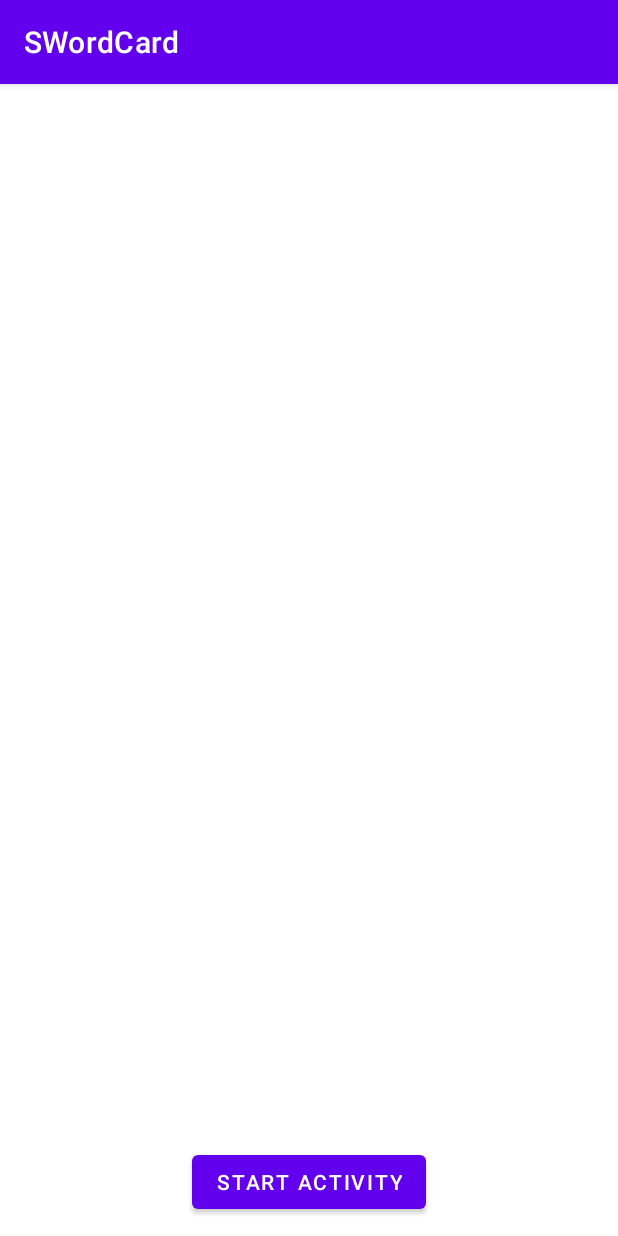
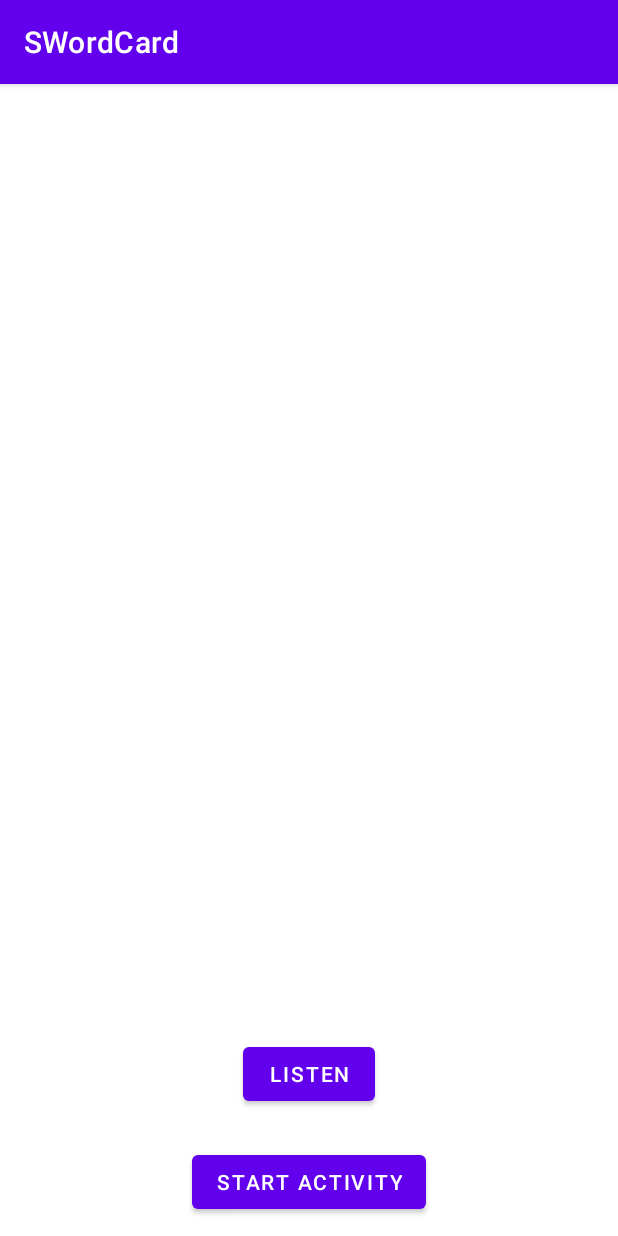
Before and after one commit to Kim0914/SWordCard, an Android app: the CropActivity screen opened directly, with no data from a screen before it, on a phone screen of 412 x 824 dp. Run offline under Robolectric (Android 15) with nearby library versions, the phone set to English and light mode, and no system bars; libraries missing offline, so code that uses them is left out: com.google.mlkit.vision, com.theartofdev.edmodo.

Commit message:
Add Crop mode, Google TTS

```diff
--- a/app/src/main/java/com/example/swordcard/CropActivity.java
+++ b/app/src/main/java/com/example/swordcard/CropActivity.java
@@ -4,14 +4,19 @@ import android.content.Intent;
 import android.graphics.Bitmap;
 import android.net.Uri;
 import android.os.AsyncTask;
+import android.os.Build;
 import android.os.Bundle;
 import android.provider.MediaStore;
+import android.speech.tts.TextToSpeech;
+import android.util.Log;
 import android.view.View;
+import android.widget.Button;
 import android.widget.ImageView;
 import android.widget.TextView;
 import android.widget.Toast;
 
 import androidx.annotation.NonNull;
+import androidx.annotation.RequiresApi;
 import androidx.appcompat.app.AppCompatActivity;
 
 import com.google.android.gms.tasks.OnFailureListener;
@@ -31,11 +36,14 @@ import java.io.InputStreamReader;
 import java.net.HttpURLConnection;
 import java.net.URL;
 import java.net.URLEncoder;
+import java.util.Locale;
 
-public class CropActivity extends AppCompatActivity {
+public class CropActivity extends AppCompatActivity implements TextToSpeech.OnInitListener{
     public String word;
+    private TextToSpeech tts;
     TextView mTextView;
     TextView mTransView;
+    Button mTTS;
 
     @Override
     protected void onCreate(Bundle savedInstanceState) {
@@ -43,8 +51,51 @@ public class CropActivity extends AppCompatActivity {
         setContentView(R.layout.activity_crop);
         mTextView = findViewById(R.id.crop_textView);
         mTransView = findViewById(R.id.crop_translate);
+        mTTS = findViewById(R.id.tts_btn);
+        tts = new TextToSpeech(this, this);
+        mTTS.setOnClickListener(new View.OnClickListener() {
+            @Override
+            @RequiresApi(api = Build.VERSION_CODES.LOLLIPOP)
 
+            public void onClick(View v) {
+                speak();
+            }
+
+        });
     }
+
+    @RequiresApi(api = Build.VERSION_CODES.LOLLIPOP)
+    private void speak() {
+        CharSequence text = word;
+        tts.setPitch((float) 1.0);
+        tts.setSpeechRate((float) 1.0);
+        tts.speak(text, TextToSpeech.QUEUE_FLUSH, null, "id1");
+    }
+
+    @Override public void onDestroy() {
+        if (tts != null) {
+            tts.stop();
+            tts.shutdown();
+        }
+        super.onDestroy();
+    }
+
+    @RequiresApi(api = Build.VERSION_CODES.LOLLIPOP)
+    @Override public void onInit(int status) {
+        if (status == TextToSpeech.SUCCESS) {
+            int result = tts.setLanguage(Locale.KOREA);
+            if (result == TextToSpeech.LANG_MISSING_DATA || result == TextToSpeech.LANG_NOT_SUPPORTED) {
+                Log.e("TTS", "This Language is not supported"); }
+            else {
+                //btn_Speak.setEnabled(true);
+                //speak();
+            }
+        }
+        else {
+            Log.e("TTS", "Initilization Failed!");
+        }
+    }
+
 
 
     /** Start pick image activity with chooser. */
--- a/app/src/main/res/layout/activity_crop.xml
+++ b/app/src/main/res/layout/activity_crop.xml
@@ -25,6 +25,14 @@
         android:text="" />
 
     <Button
+        android:id="@+id/tts_btn"
+        android:layout_width="wrap_content"
+        android:layout_height="wrap_content"
+        android:layout_gravity="center"
+        android:layout_margin="12dp"
+        android:text="LISTEN"/>
+
+    <Button
         android:layout_width="wrap_content"
         android:layout_height="wrap_content"
         android:layout_gravity="center"
```
